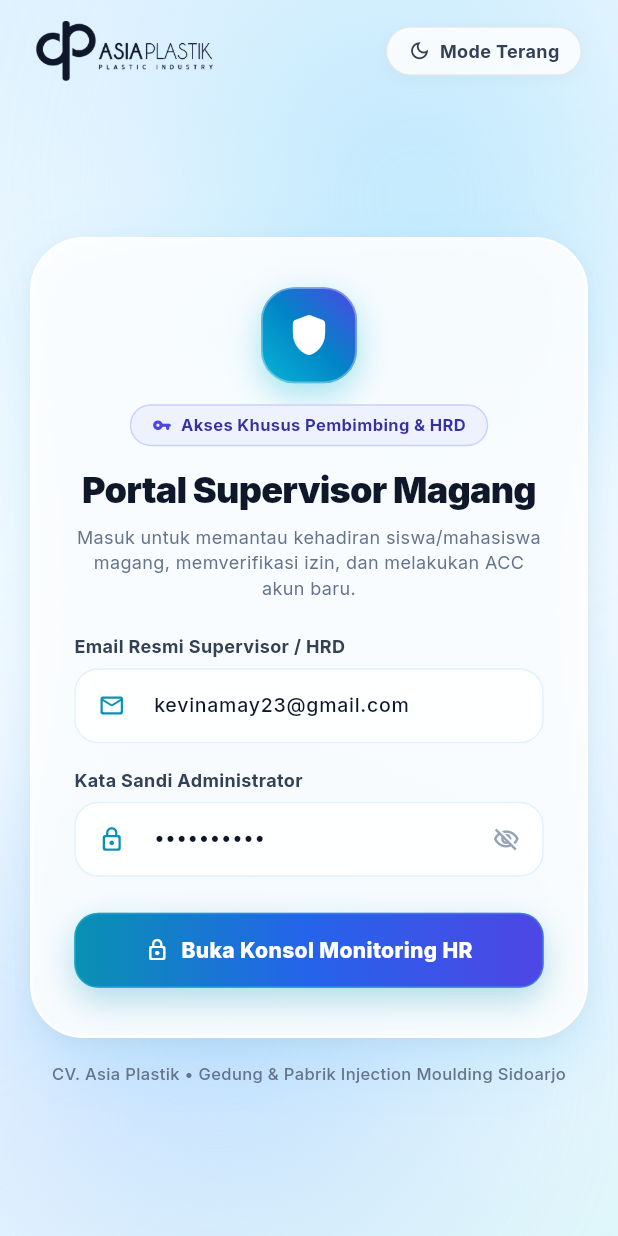
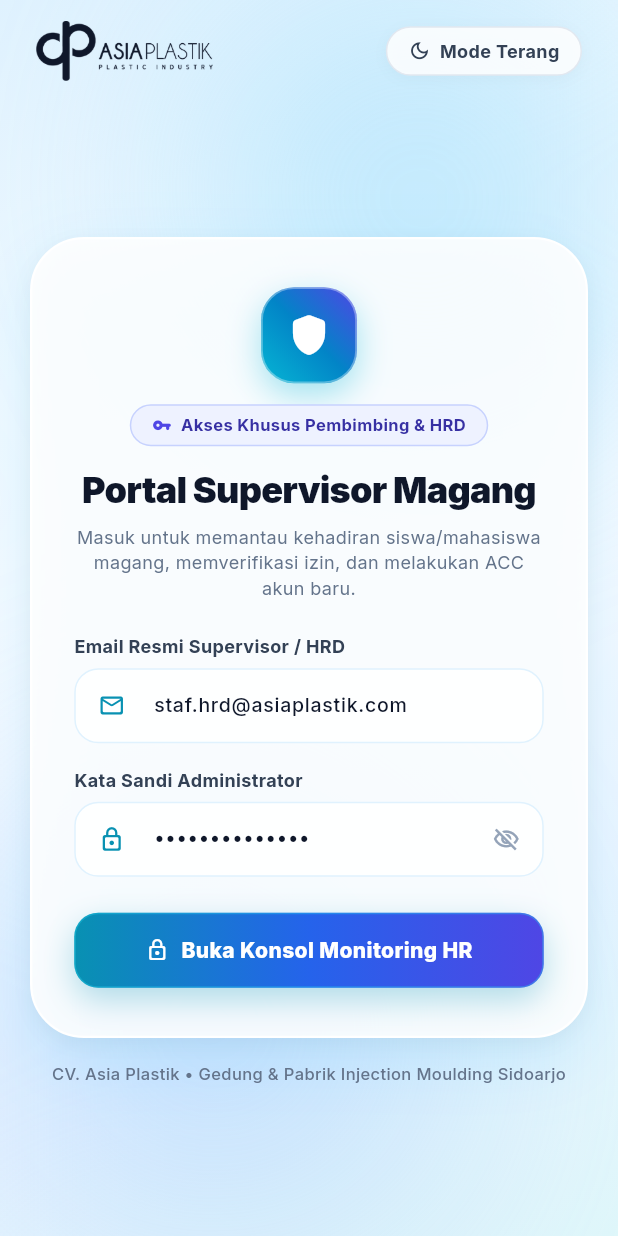
Before and after one commit to kevinamay/Absensi, a Flutter app: the screen it shows after launch, on a phone screen of 412 x 824 dp. Run offline on Flutter 3.47's test engine with Material 3 defaults, Android fonts, the phone set to English and light mode, and no system bars; our stand-ins replace google_fonts; accounts and stored records are empty.

Commit message:
fix(mobile_hrd): set default kredensial resmi staf.hrd@asiaplastik.com dan User_Admin123.

```diff
--- a/mobile_hrd/lib/screens/auth/login_screen.dart
+++ b/mobile_hrd/lib/screens/auth/login_screen.dart
@@ -13,8 +13,8 @@ class LoginScreen extends StatefulWidget {
 }
 
 class _LoginScreenState extends State<LoginScreen> {
-  final _emailController = TextEditingController(text: 'kevinamay23@gmail.com');
-  final _passwordController = TextEditingController(text: 'admin12345');
+  final _emailController = TextEditingController(text: 'staf.hrd@asiaplastik.com');
+  final _passwordController = TextEditingController(text: 'User_Admin123.');
   bool _obscurePassword = true;
   bool _isLoading = false;
   String? _errorMessage;
```
